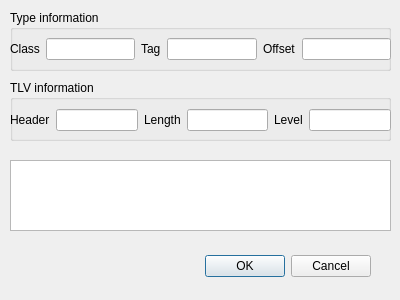
Above: BerViewer/edit_value_dlg.ui from jykim74/BerEditor before the change. Below: the same form after it.
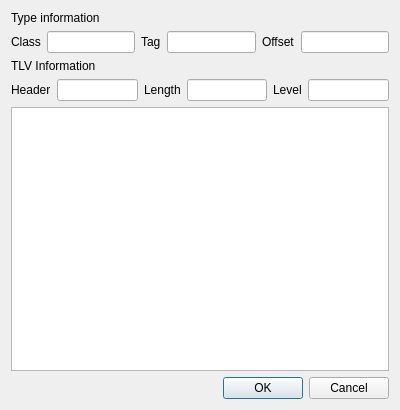
That is the form after the change.

The edit to the form file:
```diff
--- a/BerViewer/edit_value_dlg.ui
+++ b/BerViewer/edit_value_dlg.ui
@@ -7,86 +7,58 @@
     <x>0</x>
     <y>0</y>
     <width>400</width>
-    <height>300</height>
+    <height>410</height>
    </rect>
   </property>
   <property name="windowTitle">
    <string>Dialog</string>
   </property>
-  <widget class="QDialogButtonBox" name="buttonBox">
-   <property name="geometry">
-    <rect>
-     <x>30</x>
-     <y>250</y>
-     <width>341</width>
-     <height>32</height>
-    </rect>
-   </property>
-   <property name="orientation">
-    <enum>Qt::Horizontal</enum>
-   </property>
-   <property name="standardButtons">
-    <set>QDialogButtonBox::Cancel|QDialogButtonBox::Ok</set>
-   </property>
-  </widget>
-  <widget class="QGroupBox" name="groupBox">
-   <property name="geometry">
-    <rect>
-     <x>10</x>
-     <y>10</y>
-     <width>381</width>
-     <height>61</height>
-    </rect>
-   </property>
-   <property name="title">
-    <string>Type information</string>
-   </property>
-   <widget class="QWidget" name="gridLayoutWidget">
-    <property name="geometry">
-     <rect>
-      <x>0</x>
-      <y>19</y>
-      <width>381</width>
-      <height>41</height>
-     </rect>
-    </property>
-    <layout class="QGridLayout" name="gridLayout">
-     <item row="0" column="0">
+  <layout class="QVBoxLayout" name="verticalLayout">
+   <item>
+    <widget class="QLabel" name="label_7">
+     <property name="text">
+      <string>Type information</string>
+     </property>
+    </widget>
+   </item>
+   <item>
+    <layout class="QHBoxLayout" name="horizontalLayout">
+     <item>
       <widget class="QLabel" name="label">
        <property name="text">
         <string>Class</string>
        </property>
       </widget>
      </item>
-     <item row="0" column="2">
+     <item>
+      <widget class="QLineEdit" name="mClassText">
+       <property name="readOnly">
+        <bool>true</bool>
+       </property>
+      </widget>
+     </item>
+     <item>
       <widget class="QLabel" name="label_2">
        <property name="text">
         <string>Tag</string>
        </property>
       </widget>
      </item>
-     <item row="0" column="1">
-      <widget class="QLineEdit" name="mClassText">
+     <item>
+      <widget class="QLineEdit" name="mTagText">
        <property name="readOnly">
         <bool>true</bool>
        </property>
       </widget>
      </item>
-     <item row="0" column="4">
+     <item>
       <widget class="QLabel" name="label_3">
        <property name="text">
         <string>Offset</string>
        </property>
       </widget>
      </item>
-     <item row="0" column="3">
-      <widget class="QLineEdit" name="mTagText">
-       <property name="readOnly">
-        <bool>true</bool>
-       </property>
-      </widget>
-     </item>
-     <item row="0" column="5">
+     <item>
       <widget class="QLineEdit" name="mOffsetText">
        <property name="readOnly">
         <bool>true</bool>
@@ -94,66 +66,52 @@
       </widget>
      </item>
     </layout>
-   </widget>
-  </widget>
-  <widget class="QGroupBox" name="groupBox_2">
-   <property name="geometry">
-    <rect>
-     <x>10</x>
-     <y>80</y>
-     <width>381</width>
-     <height>61</height>
-    </rect>
-   </property>
-   <property name="title">
-    <string>TLV information</string>
-   </property>
-   <widget class="QWidget" name="gridLayoutWidget_2">
-    <property name="geometry">
-     <rect>
-      <x>0</x>
-      <y>20</y>
-      <width>381</width>
-      <height>41</height>
-     </rect>
-    </property>
-    <layout class="QGridLayout" name="gridLayout_2">
-     <item row="0" column="1">
+   </item>
+   <item>
+    <widget class="QLabel" name="label_8">
+     <property name="text">
+      <string>TLV Information</string>
+     </property>
+    </widget>
+   </item>
+   <item>
+    <layout class="QHBoxLayout" name="horizontalLayout_2">
+     <item>
+      <widget class="QLabel" name="label_4">
+       <property name="text">
+        <string>Header</string>
+       </property>
+      </widget>
+     </item>
+     <item>
       <widget class="QLineEdit" name="mHeaderText">
        <property name="readOnly">
         <bool>true</bool>
        </property>
       </widget>
      </item>
-     <item row="0" column="2">
+     <item>
       <widget class="QLabel" name="label_5">
        <property name="text">
         <string>Length</string>
        </property>
       </widget>
      </item>
-     <item row="0" column="3">
+     <item>
       <widget class="QLineEdit" name="mLengthText">
        <property name="readOnly">
         <bool>true</bool>
        </property>
       </widget>
      </item>
-     <item row="0" column="4">
+     <item>
       <widget class="QLabel" name="label_6">
        <property name="text">
         <string>Level</string>
        </property>
       </widget>
      </item>
-     <item row="0" column="0">
-      <widget class="QLabel" name="label_4">
-       <property name="text">
-        <string>Header</string>
-       </property>
-      </widget>
-     </item>
-     <item row="0" column="5">
+     <item>
       <widget class="QLineEdit" name="mLevelText">
        <property name="readOnly">
         <bool>true</bool>
@@ -161,18 +119,21 @@
       </widget>
      </item>
     </layout>
-   </widget>
-  </widget>
-  <widget class="QPlainTextEdit" name="mValueText">
-   <property name="geometry">
-    <rect>
-     <x>10</x>
-     <y>160</y>
-     <width>381</width>
-     <height>71</height>
-    </rect>
-   </property>
-  </widget>
+   </item>
+   <item>
+    <widget class="QPlainTextEdit" name="mValueText"/>
+   </item>
+   <item>
+    <widget class="QDialogButtonBox" name="buttonBox">
+     <property name="orientation">
+      <enum>Qt::Horizontal</enum>
+     </property>
+     <property name="standardButtons">
+      <set>QDialogButtonBox::Cancel|QDialogButtonBox::Ok</set>
+     </property>
+    </widget>
+   </item>
+  </layout>
  </widget>
  <resources/>
  <connections>
```
